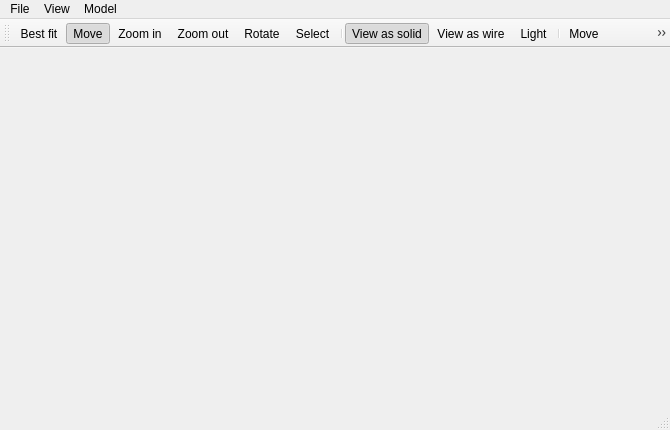
Above: src/MainWindow.ui from Ovilia/April before the change. Below: the same form after it.
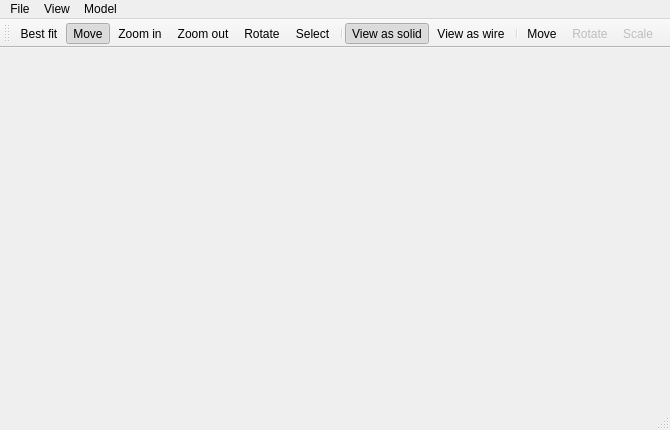
That is the form after the change. Icons and pictures are not drawn.

What changed in the file:
```diff
--- a/src/MainWindow.ui
+++ b/src/MainWindow.ui
@@ -109,7 +109,6 @@
    <addaction name="separator"/>
    <addaction name="actionSolid"/>
    <addaction name="actionWire"/>
-   <addaction name="actionLight"/>
    <addaction name="separator"/>
    <addaction name="actionModelMove"/>
    <addaction name="actionModelRotate"/>
```
Left out of the diff: 1 changed line with no effect on the pictures.
